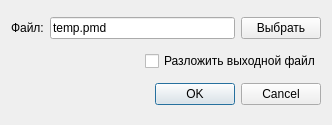
SPC-project/Regular-Divider, file resources/ui/sort_pmd.ui: the form before one commit.
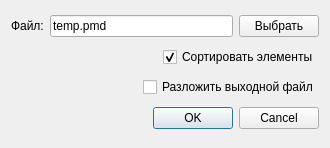
The form after the commit. Icons and pictures are not drawn.

Commit message: [Feature] Sort elements' section of .pmd by coordinates

```diff
--- a/resources/ui/sort_pmd.ui
+++ b/resources/ui/sort_pmd.ui
@@ -6,8 +6,8 @@
    <rect>
     <x>0</x>
     <y>0</y>
-    <width>332</width>
-    <height>125</height>
+    <width>330</width>
+    <height>148</height>
    </rect>
   </property>
   <property name="windowTitle">
@@ -39,7 +39,38 @@
         <string>Выбрать</string>
        </property>
        <property name="icon">
-        <iconset theme="document-open"/>
+        <iconset theme="document-open">
+         <normaloff>.</normaloff>.</iconset>
+       </property>
+      </widget>
+     </item>
+    </layout>
+   </item>
+   <item>
+    <layout class="QHBoxLayout" name="horizontalLayout_3">
+     <item>
+      <spacer name="horizontalSpacer_2">
+       <property name="orientation">
+        <enum>Qt::Horizontal</enum>
+       </property>
+       <property name="sizeHint" stdset="0">
+        <size>
+         <width>40</width>
+         <height>20</height>
+        </size>
+       </property>
+      </spacer>
+     </item>
+     <item>
+      <widget class="QCheckBox" name="sort_elements">
+       <property name="toolTip">
+        <string>&lt;html&gt;&lt;head/&gt;&lt;body&gt;&lt;p align=&quot;center&quot;&gt;Элементы будут отсортированы &lt;/p&gt;&lt;p align=&quot;center&quot;&gt;слева-направо и сверху-вниз&lt;/p&gt;&lt;p align=&quot;center&quot;&gt;&lt;br/&gt;&lt;/p&gt;&lt;/body&gt;&lt;/html&gt;</string>
+       </property>
+       <property name="text">
+        <string>Сортировать элементы</string>
+       </property>
+       <property name="checked">
+        <bool>true</bool>
        </property>
       </widget>
      </item>
```
Left out of the diff: 3 changed lines with no effect on the pictures. The commit also changes 2 other files.
